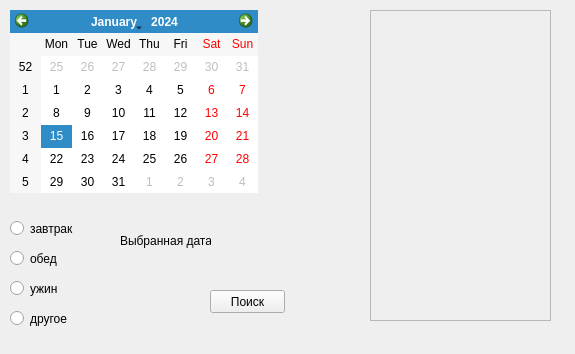
First picture: the form in MI_Client/cform4.ui, repository Arankir/Labs, before the edit.
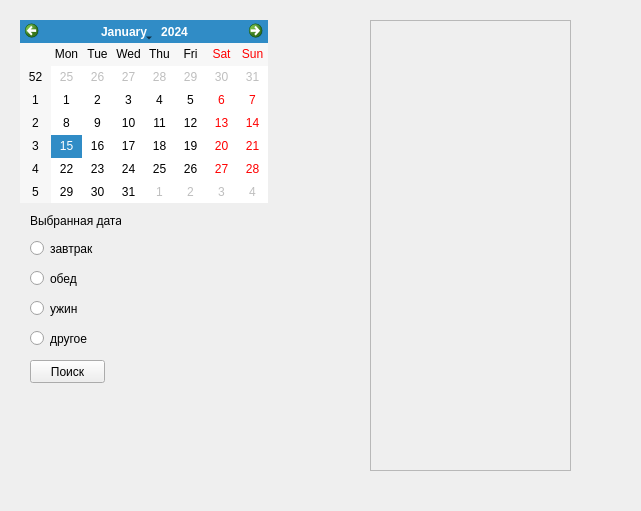
Second picture: the form after the edit.

Diff of the .ui file:
```diff
--- a/MI_Client/cform4.ui
+++ b/MI_Client/cform4.ui
@@ -6,8 +6,8 @@
    <rect>
     <x>0</x>
     <y>0</y>
-    <width>575</width>
-    <height>354</height>
+    <width>641</width>
+    <height>511</height>
    </rect>
   </property>
   <property name="windowTitle">
@@ -16,8 +16,8 @@
   <widget class="QCalendarWidget" name="calendar">
    <property name="geometry">
     <rect>
-     <x>10</x>
-     <y>10</y>
+     <x>20</x>
+     <y>20</y>
      <width>248</width>
      <height>183</height>
     </rect>
@@ -35,8 +35,8 @@
   <widget class="QRadioButton" name="breakfast">
    <property name="geometry">
     <rect>
-     <x>10</x>
-     <y>220</y>
+     <x>30</x>
+     <y>240</y>
      <width>82</width>
      <height>17</height>
     </rect>
@@ -48,8 +48,8 @@
   <widget class="QRadioButton" name="lunch">
    <property name="geometry">
     <rect>
-     <x>10</x>
-     <y>250</y>
+     <x>30</x>
+     <y>270</y>
      <width>82</width>
      <height>17</height>
     </rect>
@@ -61,8 +61,8 @@
   <widget class="QRadioButton" name="dinner">
    <property name="geometry">
     <rect>
-     <x>10</x>
-     <y>280</y>
+     <x>30</x>
+     <y>300</y>
      <width>82</width>
      <height>17</height>
     </rect>
@@ -74,8 +74,8 @@
   <widget class="QRadioButton" name="other">
    <property name="geometry">
     <rect>
-     <x>10</x>
-     <y>310</y>
+     <x>30</x>
+     <y>330</y>
      <width>82</width>
      <height>17</height>
     </rect>
@@ -88,9 +88,9 @@
    <property name="geometry">
     <rect>
      <x>370</x>
-     <y>10</y>
-     <width>181</width>
-     <height>311</height>
+     <y>20</y>
+     <width>201</width>
+     <height>451</height>
     </rect>
    </property>
    <property name="widgetResizable">
@@ -101,8 +101,8 @@
      <rect>
       <x>0</x>
       <y>0</y>
-      <width>179</width>
-      <height>309</height>
+      <width>199</width>
+      <height>449</height>
      </rect>
     </property>
    </widget>
@@ -110,8 +110,8 @@
   <widget class="QPushButton" name="search">
    <property name="geometry">
     <rect>
-     <x>210</x>
-     <y>290</y>
+     <x>30</x>
+     <y>360</y>
      <width>75</width>
      <height>23</height>
     </rect>
@@ -123,8 +123,8 @@
   <widget class="QLabel" name="selectDateText">
    <property name="geometry">
     <rect>
-     <x>120</x>
-     <y>230</y>
+     <x>30</x>
+     <y>210</y>
      <width>91</width>
      <height>21</height>
     </rect>
```
